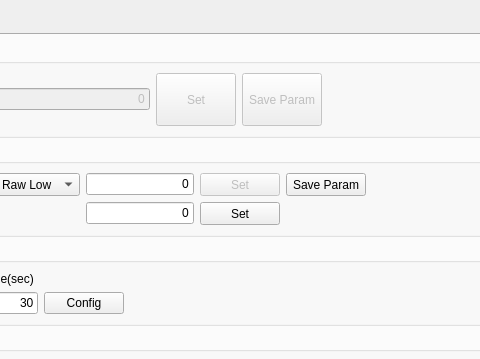
haoyi-jason/BMS_HY01_old, file frmhardwareconfig.ui: the form before one commit; both pictures show x 435 to 915 and y 0 to 359 of the 1280 by 644 pixel window.
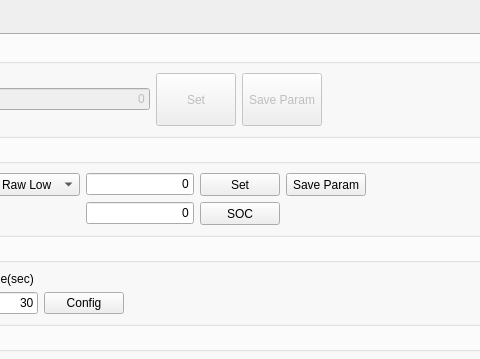
The form after the commit. The open tabs and pages were chosen to show the change. Custom widgets are drawn as their Qt base class.

The edit to the form file:
```diff
--- a/frmhardwareconfig.ui
+++ b/frmhardwareconfig.ui
@@ -648,14 +648,14 @@
            </sizepolicy>
           </property>
           <property name="text">
-           <string>Set</string>
+           <string>SOC</string>
           </property>
          </widget>
         </item>
         <item row="0" column="4">
          <widget class="QPushButton" name="pbSVIConfig">
           <property name="enabled">
-           <bool>false</bool>
+           <bool>true</bool>
           </property>
           <property name="sizePolicy">
            <sizepolicy hsizetype="Minimum" vsizetype="MinimumExpanding">
```
